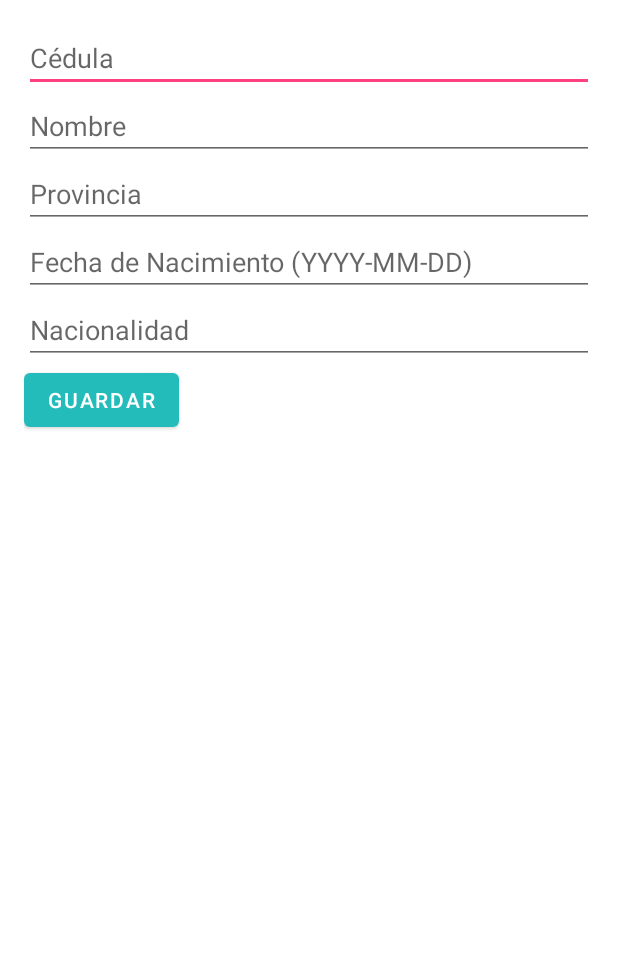
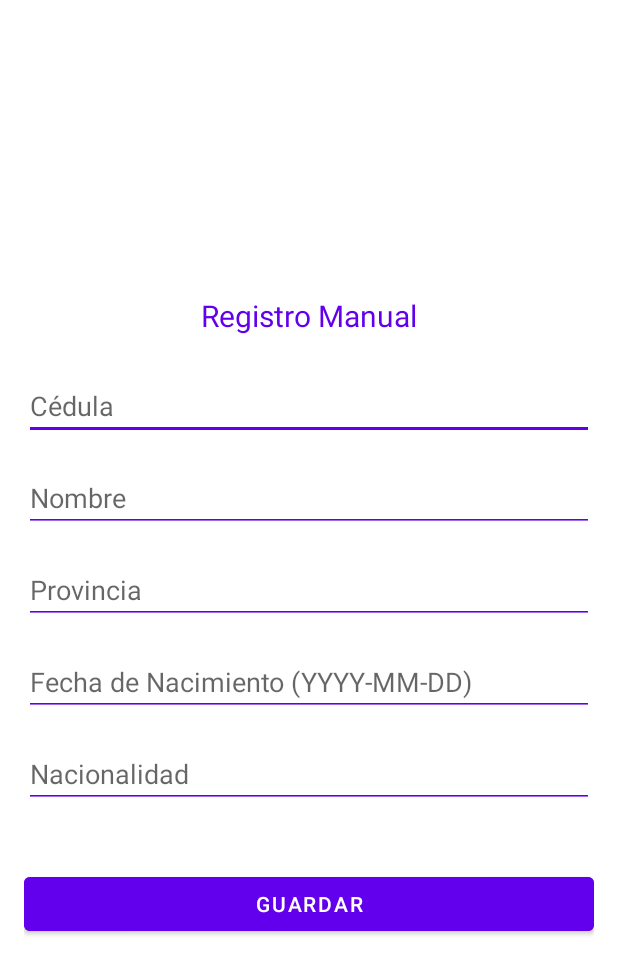
Before and after one commit to IngSolutionPA/IMA_TIENDA, an Android app built with Jetpack Compose: the layout dialog_manual_registration.xml on its own in the app's theme, with its tools: preview values and no code run, on a phone screen of 412 x 824 dp. Shown: the top 974 px of the screen. Run offline under Robolectric (Android 15) with nearby library versions, the phone set to English and light mode, and no system bars.

```diff
--- a/app/src/main/res/layout/dialog_manual_registration.xml
+++ b/app/src/main/res/layout/dialog_manual_registration.xml
@@ -2,43 +2,79 @@
     android:layout_width="match_parent"
     android:layout_height="wrap_content"
     android:orientation="vertical"
-    android:padding="16dp">
+    android:padding="16dp"
+    android:background="@android:color/white"
+    android:layout_gravity="center">
 
+    <!-- Título del formulario -->
+    <TextView
+        android:id="@+id/form_title"
+        android:layout_width="wrap_content"
+        android:layout_height="wrap_content"
+        android:text="Registro Manual"
+        android:textSize="20sp"
+        android:textColor="@color/colorPrimary"
+        android:layout_marginBottom="24dp"
+        android:layout_gravity="center"/>
+
+    <!-- Campo de Cédula -->
     <EditText
         android:id="@+id/edit_cedula"
         android:layout_width="match_parent"
         android:layout_height="wrap_content"
-        android:hint="Cédula" />
+        android:hint="Cédula"
+        android:inputType="textPersonName"
+        android:layout_marginBottom="16dp"
+        android:backgroundTint="@color/colorPrimary" />
 
+    <!-- Campo de Nombre -->
     <EditText
         android:id="@+id/edit_nombre"
         android:layout_width="match_parent"
         android:layout_height="wrap_content"
-        android:hint="Nombre" />
+        android:hint="Nombre"
+        android:inputType="textPersonName"
+        android:layout_marginBottom="16dp"
+        android:backgroundTint="@color/colorPrimary" />
 
+    <!-- Campo de Provincia -->
     <EditText
         android:id="@+id/edit_provincia"
         android:layout_width="match_parent"
         android:layout_height="wrap_content"
-        android:hint="Provincia" />
+        android:hint="Provincia"
+        android:inputType="text"
+        android:layout_marginBottom="16dp"
+        android:backgroundTint="@color/colorPrimary" />
 
+    <!-- Campo de Fecha de Nacimiento -->
     <EditText
         android:id="@+id/edit_fecha_nacimiento"
         android:layout_width="match_parent"
         android:layout_height="wrap_content"
+        android:hint="Fecha de Nacimiento (YYYY-MM-DD)"
         android:focusable="false"
         android:clickable="true"
-        android:hint="Fecha de Nacimiento (YYYY-MM-DD)" />
+        android:layout_marginBottom="16dp"
+        android:backgroundTint="@color/colorPrimary" />
 
+    <!-- Campo de Nacionalidad -->
     <EditText
         android:id="@+id/edit_nacionalidad"
         android:layout_width="match_parent"
         android:layout_height="wrap_content"
-        android:hint="Nacionalidad" />
+        android:hint="Nacionalidad"
+        android:inputType="text"
+        android:layout_marginBottom="16dp"
+        android:backgroundTint="@color/colorPrimary" />
 
+    <!-- Botón Guardar -->
     <Button
         android:id="@+id/button_save"
-        android:layout_width="wrap_content"
+        android:layout_width="match_parent"
         android:layout_height="wrap_content"
-        android:text="Guardar" />
+        android:text="Guardar"
+        android:layout_marginTop="24dp"
+        android:textColor="@android:color/white"
+        android:backgroundTint="@color/colorPrimary" />
 </LinearLayout>
```
Also changed, not shown: app/src/main/java/com/example/ima_tienda/VerificarPersonaActivity.kt (+27 -6 lines), app/src/main/res/layout/activity_verificar_persona.xml (+37 -9 lines).
